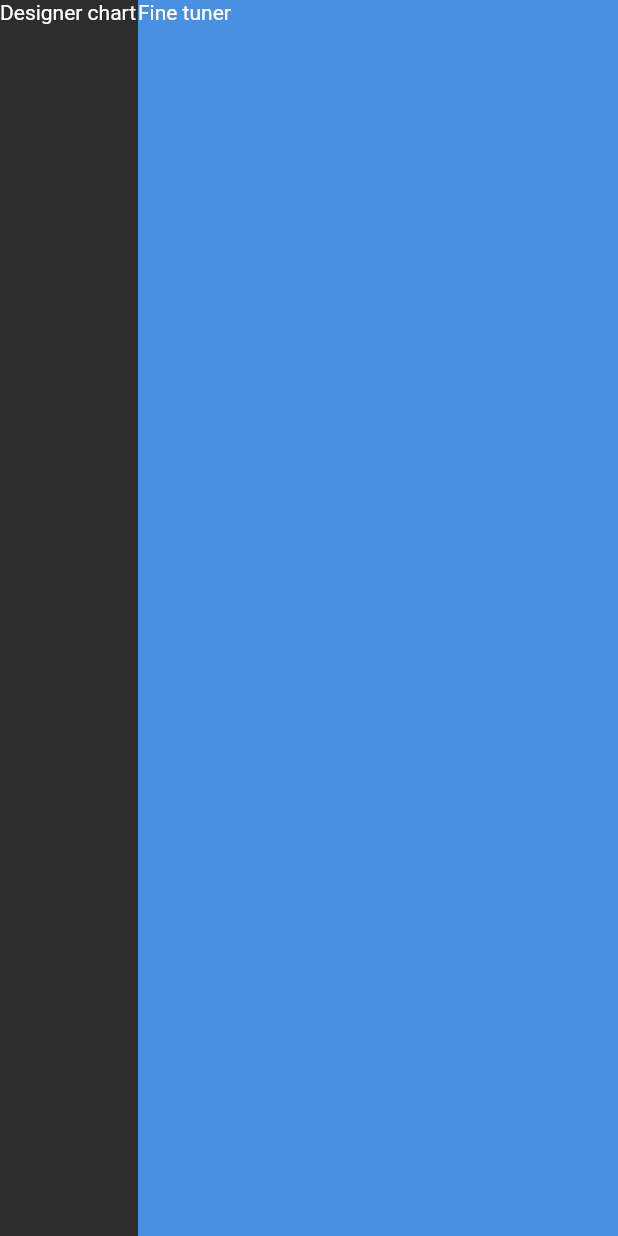
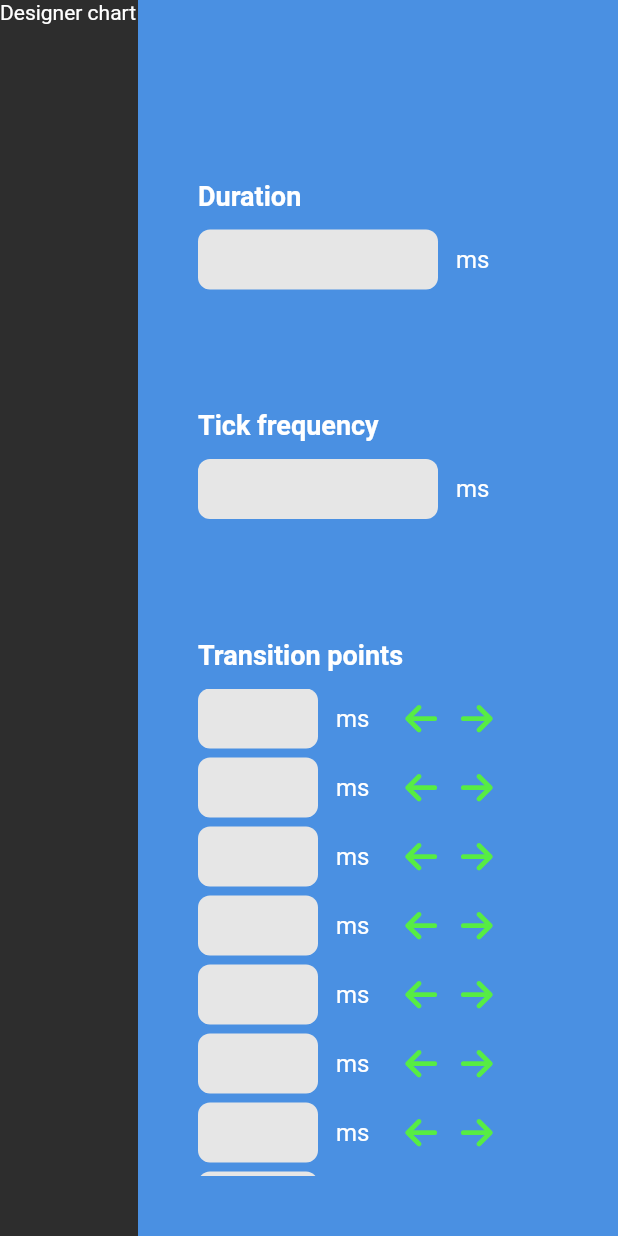
Before and after one commit to AndreiLacatos-works/opc-node-designer, a Flutter app: the screen it shows after launch, on a phone screen of 412 x 824 dp. Run offline on Flutter 3.47's test engine with Material 3 defaults, Android fonts, the phone set to English and light mode, and no system bars; our stand-ins replace font_awesome_flutter; missing offline and left inert: window_manager.

Commit message:
UI for fine tuner

```diff
--- a/src/waveform_designer/lib/widgets/designer/FineTuner.dart
+++ b/src/waveform_designer/lib/widgets/designer/FineTuner.dart
@@ -1,13 +1,64 @@
 import 'package:flutter/widgets.dart';
+import 'package:waveform_designer/widgets/designer/TransitionPointControl.dart';
+import 'package:waveform_designer/widgets/input/MultiLabeledInput.dart';
 
 class FineTuner extends StatelessWidget {
   @override
   Widget build(BuildContext context) {
+    var stuff = List.generate(20, (i) => i).toList();
     return Container(
       decoration: const BoxDecoration(color: Color.fromARGB(255, 74, 144, 226)),
+      padding: const EdgeInsets.all(40),
       width: 320,
       height: double.infinity,
-      child: Text("Fine tuner"),
+      child: Column(
+        crossAxisAlignment: CrossAxisAlignment.start,
+        children: [
+          SizedBox(
+            height: 80,
+          ),
+          MultiLabeledInput(
+            onChanged: (value) {},
+            mainLabel: "Duration",
+            secondaryLabel: "ms",
+          ),
+          SizedBox(
+            height: 80,
+          ),
+          MultiLabeledInput(
+            onChanged: (value) {},
+            mainLabel: "Tick frequency",
+            secondaryLabel: "ms",
+          ),
+          SizedBox(
+            height: 80,
+          ),
+          Padding(
+            padding: EdgeInsets.only(bottom: 12),
+            child: Text(
+              "Transition points",
+              textAlign: TextAlign.left,
+              style: TextStyle(
+                fontSize: 18,
+                fontWeight: FontWeight.w600,
+              ),
+            ),
+          ),
+          Expanded(
+            child: ListView.builder(
+              itemCount: stuff.length,
+              itemBuilder: (context, index) => Padding(
+                padding: EdgeInsets.only(bottom: 6),
+                child: TransitionPointControl(
+                  key: Key(
+                    index.toString(),
+                  ),
+                ),
+              ),
+            ),
+          ),
+        ],
+      ),
     );
   }
 }
--- /dev/null
+++ b/src/waveform_designer/lib/widgets/designer/TransitionPointControl.dart
@@ -0,0 +1,46 @@
+import 'package:flutter/widgets.dart';
+import 'package:font_awesome_flutter/font_awesome_flutter.dart';
+import '../input/LabeledInput.dart';
+
+class TransitionPointControl extends StatelessWidget {
+  const TransitionPointControl({super.key});
+
+  @override
+  Widget build(BuildContext context) {
+    return Row(
+      children: [
+        LabeledInput(
+          label: "ms",
+          width: 80,
+          onChanged: (value) {},
+        ),
+        Padding(
+          padding: EdgeInsets.fromLTRB(24, 0, 8, 0),
+          child: MouseRegion(
+            cursor: SystemMouseCursors.click,
+            child: GestureDetector(
+              onTap: () {},
+              child: FaIcon(
+                FontAwesomeIcons.arrowLeft,
+                color: Color.fromARGB(255, 87, 237, 67),
+              ),
+            ),
+          ),
+        ),
+        Padding(
+          padding: EdgeInsets.fromLTRB(8, 0, 8, 0),
+          child: MouseRegion(
+            cursor: SystemMouseCursors.click,
+            child: GestureDetector(
+              onTap: () {},
+              child: FaIcon(
+                FontAwesomeIcons.arrowRight,
+                color: Color.fromARGB(255, 87, 237, 67),
+              ),
+            ),
+          ),
+        ),
+      ],
+    );
+  }
+}
--- /dev/null
+++ b/src/waveform_designer/lib/widgets/input/LabeledInput.dart
@@ -0,0 +1,36 @@
+import 'package:flutter/widgets.dart';
+import 'package:waveform_designer/widgets/input/NumberInput.dart';
+
+class LabeledInput extends StatelessWidget {
+  final Function(int?) onChanged;
+  final double? width;
+  final String label;
+
+  const LabeledInput({
+    required this.onChanged,
+    required this.label,
+    this.width,
+    Key? key,
+  }) : super(key: key);
+
+  @override
+  Widget build(BuildContext context) {
+    return Row(
+      children: [
+        NumberInput(
+          onChanged: onChanged,
+          width: width,
+        ),
+        Padding(
+          padding: EdgeInsets.only(left: 12),
+          child: Text(
+            label,
+            style: TextStyle(
+              fontSize: 16,
+            ),
+          ),
+        ),
+      ],
+    );
+  }
+}
--- /dev/null
+++ b/src/waveform_designer/lib/widgets/input/MultiLabeledInput.dart
@@ -0,0 +1,42 @@
+import 'package:flutter/widgets.dart';
+import 'package:waveform_designer/widgets/input/LabeledInput.dart';
+
+class MultiLabeledInput extends StatelessWidget {
+  final String mainLabel;
+  final Function(int?) onChanged;
+  final String secondaryLabel;
+  final double width;
+
+  const MultiLabeledInput({
+    super.key,
+    required this.onChanged,
+    required this.mainLabel,
+    required this.secondaryLabel,
+    this.width = 160,
+  });
+
+  @override
+  Widget build(BuildContext context) {
+    return Column(
+      crossAxisAlignment: CrossAxisAlignment.start,
+      children: [
+        Padding(
+          padding: EdgeInsets.only(bottom: 12),
+          child: Text(
+            mainLabel,
+            textAlign: TextAlign.left,
+            style: TextStyle(
+              fontSize: 18,
+              fontWeight: FontWeight.w600,
+            ),
+          ),
+        ),
+        LabeledInput(
+          onChanged: onChanged,
+          label: secondaryLabel,
+          width: width,
+        )
+      ],
+    );
+  }
+}
--- /dev/null
+++ b/src/waveform_designer/lib/widgets/input/NumberInput.dart
@@ -0,0 +1,58 @@
+import 'package:flutter/services.dart';
+import 'package:flutter/widgets.dart';
+
+class NumberInput extends StatefulWidget {
+  final Function(int?) onChanged;
+  final double? width;
+
+  const NumberInput({
+    required this.onChanged,
+    this.width,
+    Key? key,
+  }) : super(key: key);
+
+  @override
+  _NumberInputState createState() => _NumberInputState();
+}
+
+class _NumberInputState extends State<NumberInput> {
+  final TextEditingController _controller = TextEditingController();
+  FocusNode _focusNode = FocusNode();
+
+  @override
+  void dispose() {
+    _controller.dispose();
+    _focusNode.dispose();
+    super.dispose();
+  }
+
+  @override
+  Widget build(BuildContext context) {
+    return SizedBox(
+      width: widget.width ?? 100,
+      child: Container(
+        decoration: BoxDecoration(
+          color: Color.fromARGB(255, 230, 230, 230),
+          borderRadius: BorderRadius.circular(8),
+        ),
+        padding: const EdgeInsets.all(12),
+        child: EditableText(
+          controller: _controller,
+          focusNode: _focusNode,
+          inputFormatters: [FilteringTextInputFormatter.digitsOnly],
+          cursorColor: Color(0xFF000000),
+          backgroundCursorColor: Color(0xFFFFFFFF),
+          onChanged: (String val) => widget.onChanged(
+            val.isEmpty ? null : int.parse(val),
+          ),
+          textAlign: TextAlign.right,
+          style: TextStyle(
+            color: Color(0xFF000000),
+            fontSize: 14,
+            fontWeight: FontWeight.w600,
+          ),
+        ),
+      ),
+    );
+  }
+}
--- a/src/waveform_designer/pubspec.yaml
+++ b/src/waveform_designer/pubspec.yaml
@@ -30,6 +30,7 @@ environment:
 dependencies:
   flutter:
     sdk: flutter
+  font_awesome_flutter: ^10.8.0
   window_manager: ^0.4.3
 
 dev_dependencies:
```
Also changed, not shown: src/waveform_designer/pubspec.lock.
